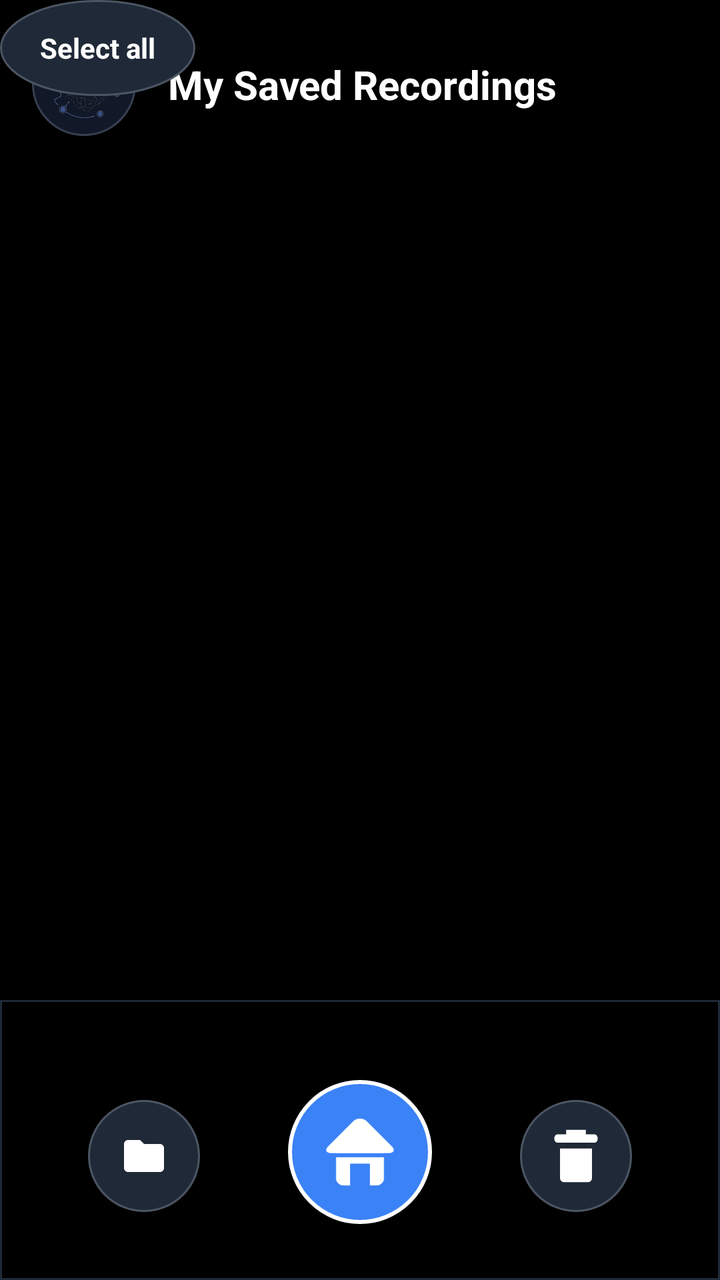
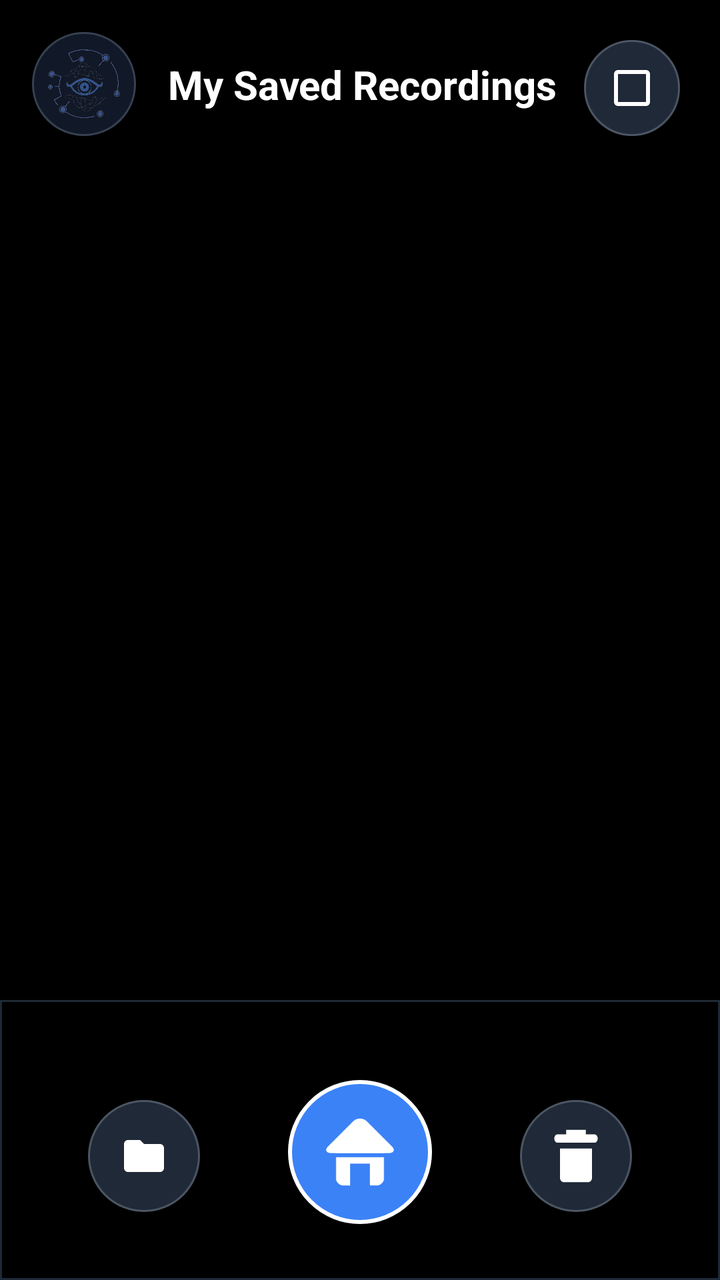

Two renders of the same Android screen: before a commit and after it. Below are the layout's source before the change and the commit's diff.
<!-- AndroidManifest.xml: application theme Theme.InterfaceUI1 -->
<!-- res/layout/file_interface.xml -->
<?xml version="1.0" encoding="utf-8"?>
<androidx.constraintlayout.widget.ConstraintLayout xmlns:android="http://schemas.android.com/apk/res/android"
    xmlns:app="http://schemas.android.com/apk/res-auto"
    xmlns:tools="http://schemas.android.com/tools"
    android:id="@+id/main"
    android:layout_width="match_parent"
    android:layout_height="match_parent"
    android:background="@color/black">

    
    <ImageView
        android:id="@+id/imageView2"
        android:layout_width="52dp"
        android:layout_height="52dp"
        android:layout_marginStart="16dp"
        android:layout_marginTop="16dp"
        android:background="@drawable/bg_logo_chip"
        android:contentDescription="Logo"
        android:padding="8dp"
        android:scaleType="centerInside"
        app:layout_constraintStart_toStartOf="parent"
        app:layout_constraintTop_toTopOf="parent"
        app:srcCompat="@drawable/logo" />

    <TextView
        android:id="@+id/headerTitle"
        android:layout_width="wrap_content"
        android:layout_height="wrap_content"
        android:layout_marginStart="16dp"
        android:text="My Saved Recordings"
        android:textColor="@color/white"
        android:textSize="20sp"
        android:textStyle="bold"
        app:layout_constraintBottom_toBottomOf="@id/imageView2"
        app:layout_constraintStart_toEndOf="@id/imageView2"
        app:layout_constraintTop_toTopOf="@id/imageView2" />

    

    <View
        android:id="@+id/view"
        android:layout_width="match_parent"
        android:layout_height="140dp"
        android:background="@drawable/bg_panel"
        app:layout_constraintBottom_toBottomOf="parent"
        app:layout_constraintEnd_toEndOf="parent"
        app:layout_constraintHorizontal_bias="1.0"
        app:layout_constraintStart_toStartOf="parent" />

    

    <ImageButton
        android:id="@+id/imageButton7"
        android:layout_width="72dp"
        android:layout_height="72dp"
        android:layout_marginBottom="28dp"
        android:background="@drawable/bg_sight_button_primary"
        android:contentDescription="Camera"

        android:foreground="@drawable/fg_sight_ripple"
        android:scaleType="fitCenter"
        app:layout_constraintBottom_toBottomOf="parent"
        app:layout_constraintEnd_toEndOf="parent"
        app:layout_constraintStart_toStartOf="parent"
        app:srcCompat="@drawable/homecon2" />

    <ImageButton
        android:id="@+id/fileupload"
        android:layout_width="56dp"
        android:layout_height="56dp"
        android:layout_marginBottom="34dp"
        android:background="@drawable/bg_sight_button"
        android:contentDescription="Import video"
        android:foreground="@drawable/fg_sight_ripple"
        android:padding="14dp"
        android:scaleType="centerInside"
        app:layout_constraintBottom_toBottomOf="parent"
        app:layout_constraintEnd_toStartOf="@+id/imageButton7"
        app:layout_constraintStart_toStartOf="@+id/view"
        app:srcCompat="@drawable/ic_folder" />

    <ImageButton
        android:id="@+id/deleteButton"
        android:layout_width="56dp"
        android:layout_height="56dp"
        android:layout_marginBottom="34dp"
        android:background="@drawable/bg_sight_button"
        android:contentDescription="Delete"
        android:foreground="@drawable/fg_sight_ripple"
        android:scaleType="fitXY"
        app:layout_constraintBottom_toBottomOf="parent"
        app:layout_constraintEnd_toEndOf="@+id/view"
        app:layout_constraintStart_toEndOf="@+id/imageButton7"
        app:srcCompat="@drawable/removecon2" />

    <androidx.recyclerview.widget.RecyclerView
        android:id="@+id/fileList"
        android:layout_width="match_parent"
        android:layout_height="0dp"
        android:layout_marginTop="20dp"
        android:layout_marginBottom="16dp"
        android:clipToPadding="false"
        android:paddingHorizontal="16dp"
        android:paddingBottom="72dp"
        app:layout_constraintBottom_toTopOf="@id/view"
        app:layout_constraintEnd_toEndOf="parent"
        app:layout_constraintStart_toStartOf="parent"
        app:layout_constraintTop_toBottomOf="@id/imageView2"
        tools:itemCount="3"
        tools:listitem="@layout/item_file" />

    

    <TextView
        android:id="@+id/selectAllButton"
        android:layout_width="wrap_content"
        android:layout_height="48dp"
        android:background="@drawable/bg_sight_button"
        android:foreground="@drawable/fg_sight_ripple"
        android:gravity="center"
        android:paddingHorizontal="20dp"
        android:text="Select all"
        android:textColor="@color/white"
        android:textStyle="bold"
        tools:layout_editor_absoluteX="296dp"
        tools:layout_editor_absoluteY="20dp"
        />

</androidx.constraintlayout.widget.ConstraintLayout>
<!-- res/layout/item_file.xml (included above) -->
<?xml version="1.0" encoding="utf-8"?>
<LinearLayout xmlns:android="http://schemas.android.com/apk/res/android"
    xmlns:app="http://schemas.android.com/apk/res-auto"
    android:layout_width="match_parent"
    android:layout_height="wrap_content"
    android:layout_marginBottom="12dp"
    android:background="@drawable/bg_item_file"
    android:gravity="center_vertical"
    android:orientation="horizontal"
    android:padding="14dp">

    <ImageView
        android:layout_width="44dp"
        android:layout_height="44dp"
        android:background="@drawable/bg_logo_chip"
        android:contentDescription="File icon"
        android:padding="10dp"
        android:scaleType="centerInside"
        app:srcCompat="@drawable/ic_folder" />

    <LinearLayout
        android:layout_width="0dp"
        android:layout_height="wrap_content"
        android:layout_marginStart="14dp"
        android:layout_weight="1"
        android:orientation="vertical">

        <TextView
            android:id="@+id/fileName"
            android:layout_width="match_parent"
            android:layout_height="wrap_content"
            android:ellipsize="end"
            android:maxLines="1"
            android:text="recording_01.mp4"
            android:textColor="@color/white"
            android:textSize="16sp"
            android:textStyle="bold" />

        <TextView
            android:id="@+id/fileDetails"
            android:layout_width="match_parent"
            android:layout_height="wrap_content"
            android:layout_marginTop="4dp"
            android:text="Video recording"
            android:textColor="#9CA3AF"
            android:textSize="13sp" />

    </LinearLayout>

    <ImageView
        android:id="@+id/playIcon"
        android:layout_width="28dp"
        android:layout_height="28dp"
        android:contentDescription="Open file"
        android:padding="4dp"
        app:srcCompat="@drawable/ic_play" />

    <CheckBox
        android:id="@+id/fileCheck"
        android:layout_width="wrap_content"
        android:layout_height="wrap_content"
        android:buttonTint="@color/white"
        android:clickable="false"
        android:focusable="false"
        android:visibility="gone" />

</LinearLayout>
<!-- resources referenced by this layout -->
<resources>
  <color name="black">#FF000000</color>
  <color name="white">#FFFFFFFF</color>
  <!-- drawable bg_item_file (drawable) -->
  <?xml version="1.0" encoding="utf-8"?>
  <shape xmlns:android="http://schemas.android.com/apk/res/android"
      android:shape="rectangle">
      <solid android:color="#1F2937" />
      <corners android:radius="12dp" />
      <stroke
          android:width="1dp"
          android:color="#374151" />
  </shape>
  <!-- drawable bg_logo_chip (drawable) -->
  <?xml version="1.0" encoding="utf-8"?>
  <shape xmlns:android="http://schemas.android.com/apk/res/android"
      android:shape="oval">
      <solid android:color="#111827" />
      <stroke
          android:width="1dp"
          android:color="#374151" />
  </shape>
  <!-- drawable bg_panel (drawable) -->
  <?xml version="1.0" encoding="utf-8"?>
  <shape xmlns:android="http://schemas.android.com/apk/res/android"
      android:shape="rectangle">
      <solid android:color="@android:color/black" />
      <stroke
          android:width="1dp"
          android:color="#1F2937" />
  </shape>
  <!-- drawable bg_sight_button (drawable) -->
  <?xml version="1.0" encoding="utf-8"?>
  <shape xmlns:android="http://schemas.android.com/apk/res/android"
      android:shape="oval">
      <solid android:color="#1F2937" />
      <stroke
          android:width="1dp"
          android:color="#4B5563" />
  </shape>
  <!-- drawable bg_sight_button_primary (drawable) -->
  <?xml version="1.0" encoding="utf-8"?>
  <shape xmlns:android="http://schemas.android.com/apk/res/android"
      android:shape="oval">
      <solid android:color="#3B82F6" />
      <stroke
          android:width="2dp"
          android:color="#FFFFFF" />
  </shape>
  <!-- drawable fg_sight_ripple (drawable) -->
  <?xml version="1.0" encoding="utf-8"?>
  <ripple xmlns:android="http://schemas.android.com/apk/res/android"
      android:color="#40FFFFFF">
      <item android:id="@android:id/mask">
          <shape android:shape="oval">
              <solid android:color="#FFFFFF" />
          </shape>
      </item>
  </ripple>
  <!-- drawable ic_folder (drawable) -->
  <?xml version="1.0" encoding="utf-8"?>
  <vector xmlns:android="http://schemas.android.com/apk/res/android"
      android:width="24dp"
      android:height="24dp"
      android:viewportWidth="24"
      android:viewportHeight="24">
      <path
          android:fillColor="#FFFFFF"
          android:pathData="M10,4H4C2.9,4 2.01,4.9 2.01,6L2,18c0,1.1 0.9,2 2,2h16c1.1,0 2,-0.9 2,-2V8c0,-1.1 -0.9,-2 -2,-2h-8l-2,-2z"/>
  </vector>
  <!-- drawable ic_play (drawable) -->
  <?xml version="1.0" encoding="utf-8"?>
  <vector xmlns:android="http://schemas.android.com/apk/res/android"
      android:width="24dp"
      android:height="24dp"
      android:viewportWidth="24"
      android:viewportHeight="24">
      <path
          android:fillColor="#FFFFFF"
          android:pathData="M12,2C6.48,2 2,6.48 2,12s4.48,10 10,10 10,-4.48 10,-10S17.52,2 12,2zM10,16.5v-9l6,4.5 -6,4.5z"/>
  </vector>
  <!-- drawable removecon2 (drawable) -->
  <vector xmlns:android="http://schemas.android.com/apk/res/android"
      android:width="200dp"
      android:height="200dp"
      android:viewportWidth="700"
      android:viewportHeight="700">
  
    <path
        android:pathData="M233.11,266.94c-9.43,0 -18.86,-12.5 -18.86,-25v-2.18c0,-12.5 9.43,-25 18.86,-25h55.06v-28.74h123.64v28.74h55.06c9.43,0 18.86,12.5 18.86,25v2.18c0,12.5 -9.43,25 -18.86,25zM274.38,513.98c-12,0 -24,-12 -24,-24v-186.83h199.13v186.83c0,12 -12,24 -24,24z"
  
        android:strokeWidth="1"
        android:fillColor="#ffffff"
        android:fillType="nonZero"
        android:strokeColor="#00000000"
        />
  </vector>
  <style name="Theme.InterfaceUI1" parent="Base.Theme.InterfaceUI1" />
  <style name="Base.Theme.InterfaceUI1" parent="Theme.Material3.DayNight.NoActionBar">
          
          
      </style>
  <!-- unchanged entries left out for length: 2 -->
</resources>

<!-- the commit's change to res/layout/file_interface.xml (unified diff, before → after) -->
@@ -106,25 +106,24 @@
         app:layout_constraintEnd_toEndOf="parent"
         app:layout_constraintStart_toStartOf="parent"
         app:layout_constraintTop_toBottomOf="@id/imageView2"
-        tools:itemCount="3"
+        tools:itemCount="7"
         tools:listitem="@layout/item_file" />
 
     
 
-    <TextView
+    <CheckBox
         android:id="@+id/selectAllButton"
         android:layout_width="wrap_content"
-        android:layout_height="48dp"
+        android:layout_height="wrap_content"
+        android:layout_marginTop="20dp"
+        android:layout_marginEnd="20dp"
         android:background="@drawable/bg_sight_button"
-        android:foreground="@drawable/fg_sight_ripple"
-        android:gravity="center"
-        android:paddingHorizontal="20dp"
-        android:text="Select all"
+        android:buttonTint="@color/white"
+        android:checked="false"
         android:textColor="@color/white"
         android:textStyle="bold"
-        tools:layout_editor_absoluteX="296dp"
-        tools:layout_editor_absoluteY="20dp"
-        />
+        app:layout_constraintEnd_toEndOf="parent"
+        app:layout_constraintTop_toTopOf="parent" />
 
 </androidx.constraintlayout.widget.ConstraintLayout>
 <!-- res/layout/item_file.xml (included above) -->
